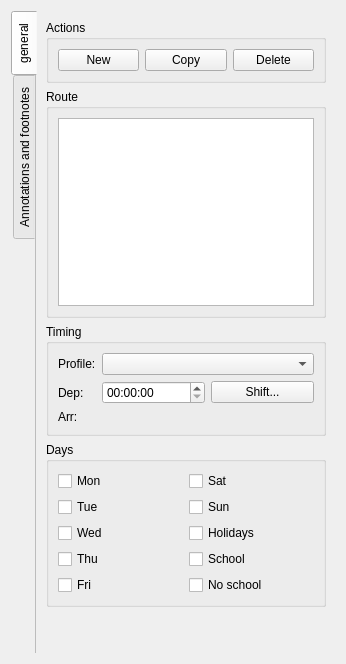
This is Widgets/wdgtripeditor.ui in ma7t3/ScheduleMaster as Qt 5 draws it before an edit. The edited form follows.
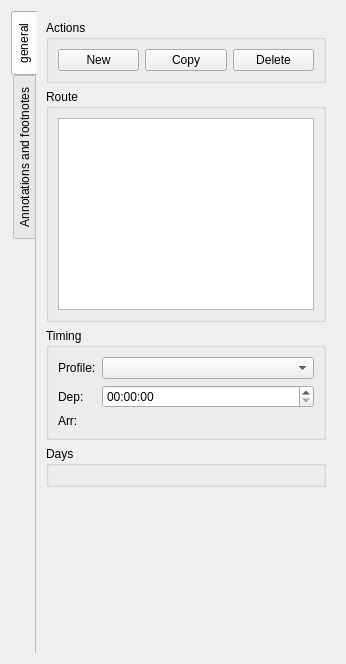
This is the edited form. Custom widgets are drawn as their Qt base class.

Commit message: implemented wdgDaySelector in WdgTripEditor

What changed in the file:
```diff
--- a/Widgets/wdgtripeditor.ui
+++ b/Widgets/wdgtripeditor.ui
@@ -6,7 +6,7 @@
    <rect>
     <x>0</x>
     <y>0</y>
-    <width>299</width>
+    <width>344</width>
     <height>664</height>
    </rect>
   </property>
@@ -102,38 +102,27 @@
             </property>
            </widget>
           </item>
-          <item row="1" column="1">
-           <layout class="QHBoxLayout" name="horizontalLayout_2">
-            <item>
-             <widget class="QTimeEdit" name="teDepartureTime">
-              <property name="displayFormat">
-               <string>HH:mm:ss</string>
-              </property>
-             </widget>
-            </item>
-            <item>
-             <widget class="QPushButton" name="pbDepartureShift">
-              <property name="text">
-               <string>Shift...</string>
-              </property>
-             </widget>
-            </item>
-           </layout>
-          </item>
-          <item row="2" column="0">
+          <item row="3" column="0">
            <widget class="QLabel" name="label_3">
             <property name="text">
              <string>Arr:</string>
             </property>
            </widget>
           </item>
-          <item row="2" column="1">
+          <item row="3" column="1">
            <widget class="QLabel" name="lArrivalTime">
             <property name="text">
              <string>&lt;unknown&gt;</string>
             </property>
            </widget>
           </item>
+          <item row="1" column="1">
+           <widget class="QTimeEdit" name="teDepartureTime">
+            <property name="displayFormat">
+             <string>HH:mm:ss</string>
+            </property>
+           </widget>
+          </item>
          </layout>
         </widget>
        </item>
@@ -142,76 +131,9 @@
          <property name="title">
           <string>Days</string>
          </property>
-         <layout class="QGridLayout" name="gridLayout">
-          <item row="2" column="0">
-           <widget class="QCheckBox" name="cbDayWed">
-            <property name="text">
-             <string>Wed</string>
-            </property>
-           </widget>
-          </item>
-          <item row="4" column="0">
-           <widget class="QCheckBox" name="cbDayFri">
-            <property name="text">
-             <string>Fri</string>
-            </property>
-           </widget>
-          </item>
-          <item row="0" column="0">
-           <widget class="QCheckBox" name="cbDayMon">
-            <property name="text">
-             <string>Mon</string>
-            </property>
-           </widget>
-          </item>
-          <item row="1" column="0">
-           <widget class="QCheckBox" name="cbDayTue">
-            <property name="text">
-             <string>Tue</string>
-            </property>
-           </widget>
-          </item>
-          <item row="0" column="1">
-           <widget class="QCheckBox" name="cbDaySat">
-            <property name="text">
-             <string>Sat</string>
-            </property>
-           </widget>
-          </item>
-          <item row="2" column="1">
-           <widget class="QCheckBox" name="cbDayHol">
-            <property name="text">
-             <string>Holidays</string>
-            </property>
-           </widget>
-          </item>
-          <item row="4" column="1">
-           <widget class="QCheckBox" name="cbDayNsco">
-            <property name="text">
-             <string>No school</string>
-            </property>
-           </widget>
-          </item>
-          <item row="3" column="0">
-           <widget class="QCheckBox" name="cbDayThu">
-            <property name="text">
-             <string>Thu</string>
-            </property>
-           </widget>
-          </item>
-          <item row="1" column="1">
-           <widget class="QCheckBox" name="cbDaySun">
-            <property name="text">
-             <string>Sun</string>
-            </property>
-           </widget>
-          </item>
-          <item row="3" column="1">
-           <widget class="QCheckBox" name="cbDaySco">
-            <property name="text">
-             <string>School</string>
-            </property>
-           </widget>
+         <layout class="QVBoxLayout" name="verticalLayout_3">
+          <item>
+           <widget class="WdgDaySelector" name="daySelector" native="true"/>
           </item>
          </layout>
         </widget>
@@ -240,6 +162,17 @@
    </item>
   </layout>
  </widget>
+ <customwidgets>
+  <customwidget>
+   <class>WdgDaySelector</class>
+   <extends>QWidget</extends>
+   <header>Widgets/WdgDaySelector.h</header>
+   <container>1</container>
+   <slots>
+    <signal>weekDaysChanged()</signal>
+   </slots>
+  </customwidget>
+ </customwidgets>
  <resources/>
  <connections/>
 </ui>
```
The commit also changes 2 other files.
